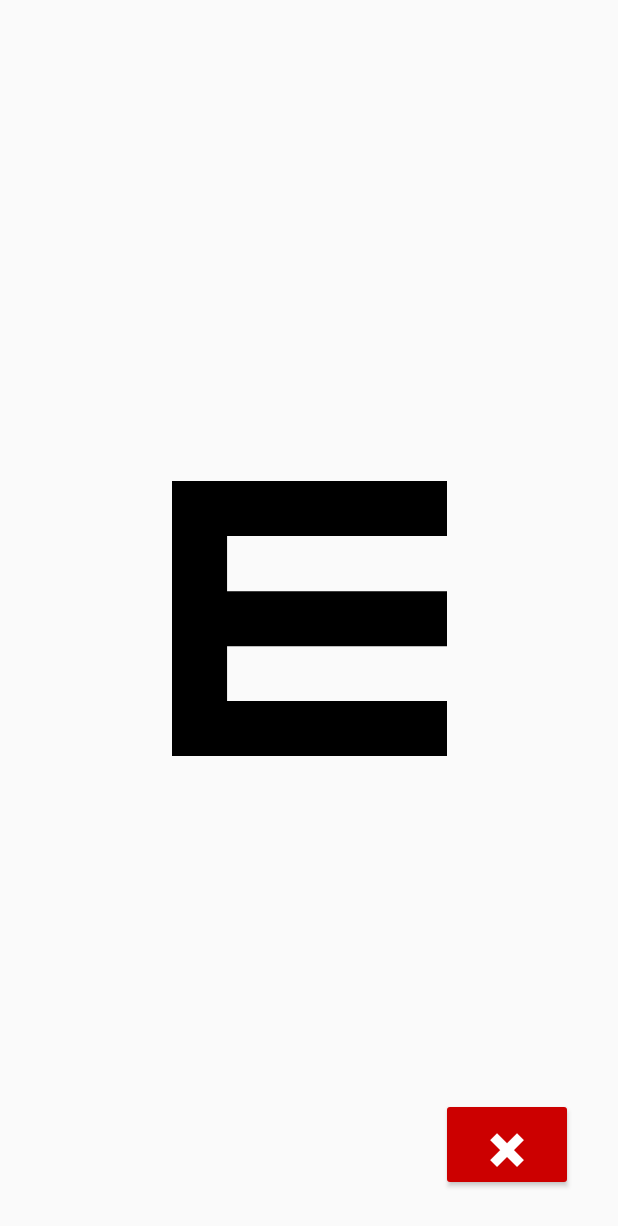
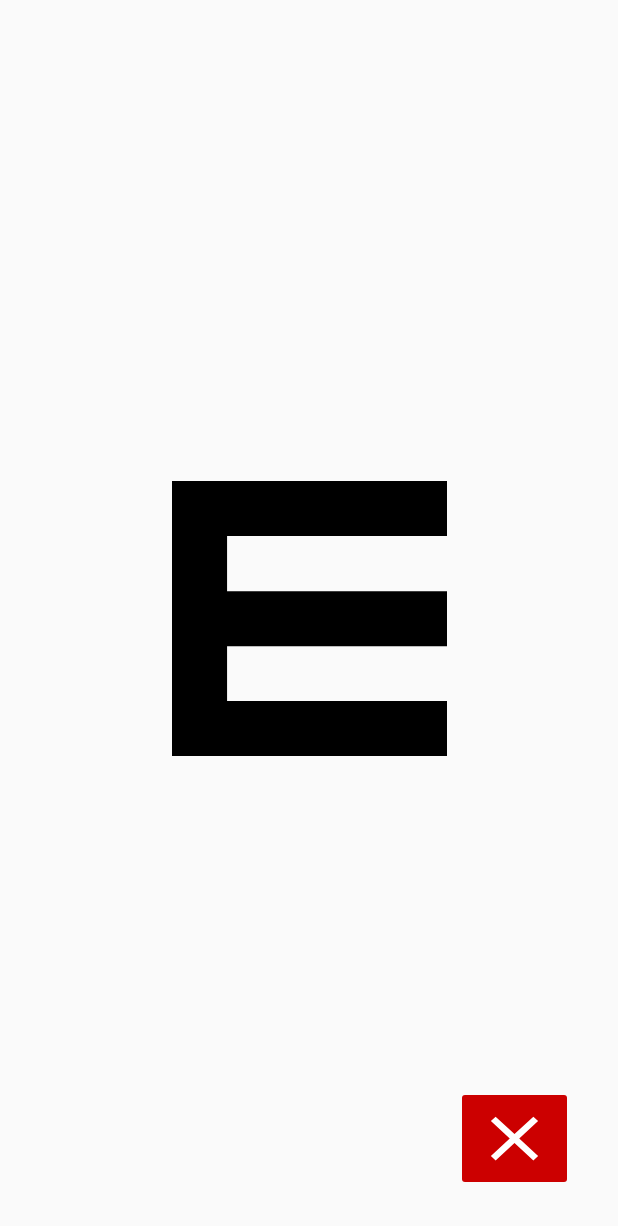
Before and after one commit to Varsha-Kini/VisualAcuity, an Android app: the HomeActivity screen opened directly, with no data from a screen before it, on a phone screen of 412 x 824 dp. Shown: the top 1226 px of the screen. Run offline under Robolectric (Android 15) with nearby library versions, the phone set to English and light mode, and no system bars; libraries missing offline, so code that uses them is left out: com.github.pwittchen.swipe; 2 statements that could not run were skipped.

Commit message:
Minor UI changes

```diff
--- a/app/src/main/java/com/example/android/visualacuity/HomeActivity.java
+++ b/app/src/main/java/com/example/android/visualacuity/HomeActivity.java
@@ -11,6 +11,7 @@ import android.view.MotionEvent;
 import android.view.View;
 import android.view.WindowManager;
 import android.widget.Button;
+import android.widget.ImageButton;
 import android.widget.ImageView;
 
 
@@ -21,7 +22,7 @@ import java.util.Random;
 
 public class HomeActivity extends AppCompatActivity {
     private Swipe swipe;
-    public Button wrong;
+    public ImageButton wrong;
     public Integer r = 0, swipeDirection = 0, flag = 0;
     public Integer rotationCount = 0;
     public Integer i = 0;
@@ -39,6 +40,14 @@ public class HomeActivity extends AppCompatActivity {
         super.onCreate(savedInstanceState);
         setContentView(R.layout.activity_home);
 
+        View decorView = getWindow().getDecorView();
+        decorView.setSystemUiVisibility(View.SYSTEM_UI_FLAG_HIDE_NAVIGATION
+                                        |View.SYSTEM_UI_FLAG_FULLSCREEN
+                                        |View.SYSTEM_UI_FLAG_IMMERSIVE
+                                        |View.SYSTEM_UI_FLAG_LAYOUT_STABLE
+                                        |View.SYSTEM_UI_FLAG_LAYOUT_HIDE_NAVIGATION
+                                        |View.SYSTEM_UI_FLAG_LAYOUT_FULLSCREEN);
+
         //For vibration on swipe
         final Vibrator v = (Vibrator) getSystemService(Context.VIBRATOR_SERVICE);
 
@@ -49,7 +58,7 @@ public class HomeActivity extends AppCompatActivity {
 
 //        final ViewFlipper viewFlipper = findViewById(R.id.ViewFlipper);
 
-        wrong = findViewById(R.id.wrong);
+        wrong =findViewById(R.id.wrong);
         wrong.setOnClickListener(new View.OnClickListener() {
             @Override
             public void onClick(View view) {
--- a/app/src/main/java/com/example/android/visualacuity/SplashScreen.java
+++ b/app/src/main/java/com/example/android/visualacuity/SplashScreen.java
@@ -23,4 +23,9 @@ public class SplashScreen extends AppCompatActivity {
             }
         }, SPLASH_DISPLAY_LENGTH);
     }
+
+    @Override
+    public void onBackPressed() {
+        //do nothing
+    }
 }
--- a/app/src/main/res/drawable/e_1.xml
+++ b/app/src/main/res/drawable/e_1.xml
@@ -1,6 +1,6 @@
 <vector xmlns:android="http://schemas.android.com/apk/res/android"
-    android:width="66pt"
-    android:height="66pt"
+    android:width="65.96pt"
+    android:height="65.96pt"
     android:viewportWidth="66"
     android:viewportHeight="66">
   <path
--- a/app/src/main/res/drawable/e_10.xml
+++ b/app/src/main/res/drawable/e_10.xml
@@ -1,6 +1,6 @@
 <vector xmlns:android="http://schemas.android.com/apk/res/android"
-    android:width="8.2pt"
-    android:height="8.2pt"
+    android:width="8.24pt"
+    android:height="8.24pt"
     android:viewportWidth="8.2"
     android:viewportHeight="8.2">
   <path
--- a/app/src/main/res/drawable/e_2.xml
+++ b/app/src/main/res/drawable/e_2.xml
@@ -1,6 +1,6 @@
 <vector xmlns:android="http://schemas.android.com/apk/res/android"
-    android:width="52.2pt"
-    android:height="52.2pt"
+    android:width="52.22pt"
+    android:height="52.22pt"
     android:viewportWidth="52.2"
     android:viewportHeight="52.2">
   <path
--- a/app/src/main/res/drawable/e_3.xml
+++ b/app/src/main/res/drawable/e_3.xml
@@ -1,6 +1,6 @@
 <vector xmlns:android="http://schemas.android.com/apk/res/android"
-    android:width="41.2pt"
-    android:height="41.2pt"
+    android:width="41.22pt"
+    android:height="41.22pt"
     android:viewportWidth="41.2"
     android:viewportHeight="41.2">
   <path
--- a/app/src/main/res/drawable/e_4.xml
+++ b/app/src/main/res/drawable/e_4.xml
@@ -1,6 +1,6 @@
 <vector xmlns:android="http://schemas.android.com/apk/res/android"
-    android:width="33pt"
-    android:height="33pt"
+    android:width="33.03pt"
+    android:height="33.03pt"
     android:viewportWidth="33"
     android:viewportHeight="33">
   <path
--- a/app/src/main/res/drawable/e_5.xml
+++ b/app/src/main/res/drawable/e_5.xml
@@ -1,6 +1,6 @@
 <vector xmlns:android="http://schemas.android.com/apk/res/android"
-    android:width="26.1pt"
-    android:height="26.1pt"
+    android:width="26.09pt"
+    android:height="26.09pt"
     android:viewportWidth="26.1"
     android:viewportHeight="26.1">
   <path
--- a/app/src/main/res/drawable/e_6.xml
+++ b/app/src/main/res/drawable/e_6.xml
@@ -1,6 +1,6 @@
 <vector xmlns:android="http://schemas.android.com/apk/res/android"
-    android:width="20.6pt"
-    android:height="20.6pt"
+    android:width="20.61pt"
+    android:height="20.61pt"
     android:viewportWidth="20.6"
     android:viewportHeight="20.6">
   <path
--- a/app/src/main/res/drawable/e_7.xml
+++ b/app/src/main/res/drawable/e_7.xml
@@ -1,6 +1,6 @@
 <vector xmlns:android="http://schemas.android.com/apk/res/android"
-    android:width="16.5pt"
-    android:height="16.5pt"
+    android:width="16.49pt"
+    android:height="16.49pt"
     android:viewportWidth="16.5"
     android:viewportHeight="16.5">
   <path
--- a/app/src/main/res/drawable/e_8.xml
+++ b/app/src/main/res/drawable/e_8.xml
@@ -1,6 +1,6 @@
 <vector xmlns:android="http://schemas.android.com/apk/res/android"
-    android:width="13.1pt"
-    android:height="13.1pt"
+    android:width="13.05pt"
+    android:height="13.05pt"
     android:viewportWidth="13.1"
     android:viewportHeight="13.1">
   <path
--- /dev/null
+++ b/app/src/main/res/drawable/wrong.xml
@@ -0,0 +1,5 @@
+<vector android:height="50dp" android:tint="#FFFFFF"
+    android:viewportHeight="24.0" android:viewportWidth="24.0"
+    android:width="54dp" xmlns:android="http://schemas.android.com/apk/res/android">
+    <path android:fillColor="#FF000000" android:pathData="M19,6.41L17.59,5 12,10.59 6.41,5 5,6.41 10.59,12 5,17.59 6.41,19 12,13.41 17.59,19 19,17.59 13.41,12z"/>
+</vector>
--- a/app/src/main/res/layout/activity_home.xml
+++ b/app/src/main/res/layout/activity_home.xml
@@ -17,15 +17,13 @@
         app:layout_constraintStart_toStartOf="parent"
         app:layout_constraintTop_toTopOf="parent" />
 
-    <Button
+    <ImageButton
         android:id="@+id/wrong"
         android:layout_width="wrap_content"
         android:layout_height="wrap_content"
         android:layout_margin="30dp"
         android:backgroundTint="@color/red"
-        android:text="@string/wrong"
-        android:textColor="@color/white"
-        android:textSize="30sp"
+        android:src="@drawable/wrong"
         app:layout_constraintBottom_toBottomOf="parent"
         app:layout_constraintEnd_toEndOf="parent" />
 
--- a/app/src/main/res/layout/activity_instruction.xml
+++ b/app/src/main/res/layout/activity_instruction.xml
@@ -68,6 +68,6 @@
         android:textColor="@color/white"
         android:backgroundTint="@color/green"
         android:layout_margin="30dp"
-        android:text="Start Test" />
+        android:text="Start" />
 
 </RelativeLayout>
--- a/app/src/main/res/layout/activity_main.xml
+++ b/app/src/main/res/layout/activity_main.xml
@@ -11,7 +11,7 @@
     <androidx.cardview.widget.CardView
         android:layout_width="match_parent"
         android:layout_height="250dp"
-        app:cardBackgroundColor="@color/skyblue1">
+        app:cardBackgroundColor="@color/skyblue">
     </androidx.cardview.widget.CardView>
 
     <androidx.cardview.widget.CardView
--- a/app/src/main/res/values/styles.xml
+++ b/app/src/main/res/values/styles.xml
@@ -9,5 +9,12 @@
     </style>
 
     <style name="SplashScreen" parent="Theme.AppCompat.Light.NoActionBar"></style>
+
+    <style name="MainActivityTheme" parent="Theme.AppCompat.Light.NoActionBar">
+        <item name="colorPrimary">@color/colorPrimary</item>
+        <item name="colorPrimaryDark">@color/colorPrimaryDark</item>
+        <item name="colorAccent">@color/colorAccent</item>
+    </style>
+
     <style name="HomeActivityTheme" parent="Theme.AppCompat.Light.NoActionBar"></style>
 </resources>
```
Also changed, not shown: app/src/main/AndroidManifest.xml (+12 -8 lines), app/src/main/java/com/example/android/visualacuity/MainActivity.java (+14 -1 lines).
